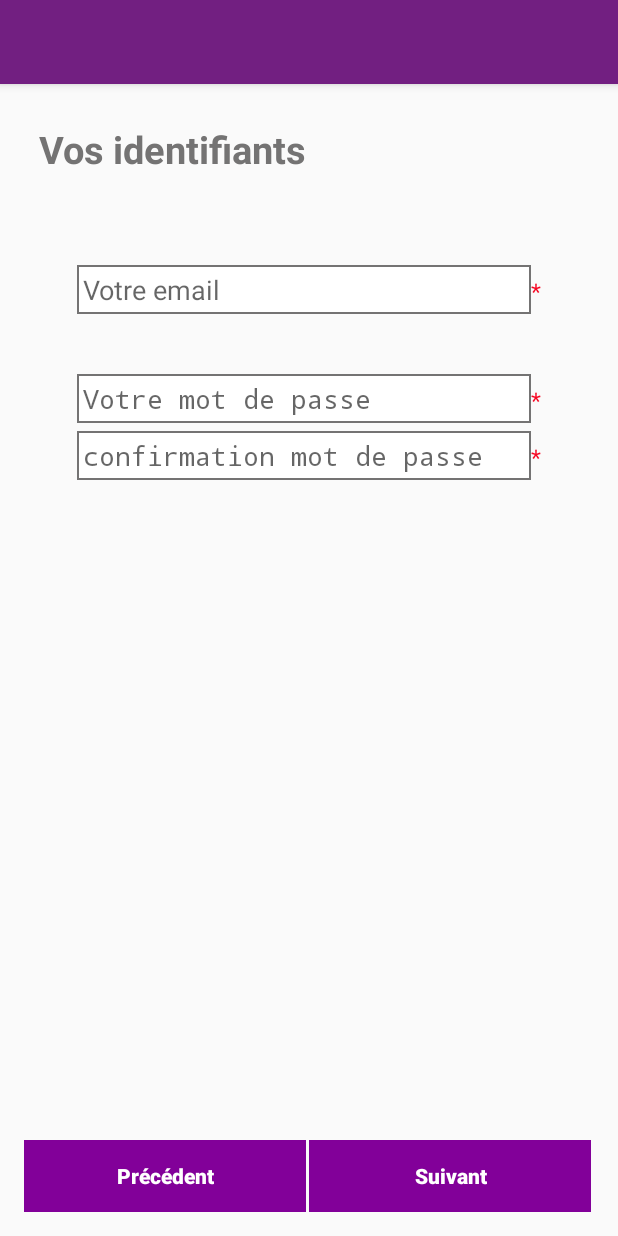
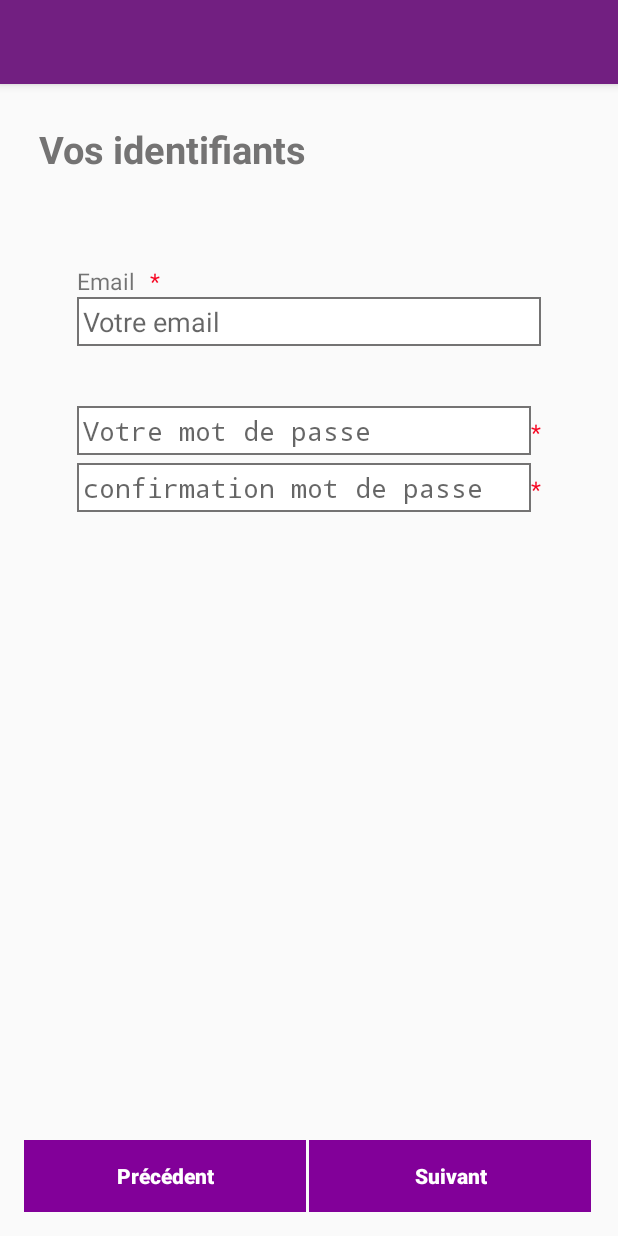
Before and after one commit to aliaspilote/ReaseauEMF_Android, an Android app: the screen it shows after launch (ProcessInscriptionActivity), after a tap on "ENREGISTREZ VOUS !", on a phone screen of 412 x 824 dp. Run offline under Robolectric (Android 15) with nearby library versions, the phone set to English and light mode, and no system bars.

```diff
--- a/app/build.gradle
+++ b/app/build.gradle
@@ -1,9 +1,9 @@
 apply plugin: 'com.android.application'
+//apply plugin: 'com.android.databinding'
 
 android {
     compileSdkVersion 23
     buildToolsVersion "23.0.1"
-
     defaultConfig {
         applicationId "com.emf_asso.bdd.reseau"
         minSdkVersion 14
@@ -20,6 +20,7 @@ android {
 }
 
 dependencies {
+    compile 'com.android.databinding:dataBinder:1.+'
     compile fileTree(dir: 'libs', include: ['*.jar'])
     testCompile 'junit:junit:4.10'
     compile 'com.android.support:appcompat-v7:23.0.1'
--- a/app/src/main/res/layout/insription1.xml
+++ b/app/src/main/res/layout/insription1.xml
@@ -10,6 +10,8 @@
     android:paddingTop="@dimen/activity_vertical_margin"
     app:layout_behavior="@string/appbar_scrolling_view_behavior"
     tools:context=".MainActivity">
+
+    <!--<data></data>-->
 
     <LinearLayout
         android:layout_width="match_parent"
@@ -45,26 +47,40 @@
                 android:layout_width="match_parent"
                 android:layout_height="wrap_content"
                 android:layout_gravity="center"
-                android:orientation="horizontal"
+                android:orientation="vertical"
                 android:paddingTop="60dp">
 
+                <LinearLayout
+                    android:layout_width="match_parent"
+                    android:layout_height="wrap_content"
+                    android:layout_gravity="center"
+                    android:orientation="horizontal">
+
+                    <TextView
+                        android:layout_width="wrap_content"
+                        android:layout_height="wrap_content"
+                        android:text="@string/lbl_mail"
+                        android:textSize="15sp" />
+
+                    <TextView
+                        android:layout_width="wrap_content"
+                        android:layout_height="wrap_content"
+                        android:layout_marginLeft="10dp"
+                        android:text="@string/lbl_requiered"
+                        android:textColor="@color/rouge"
+                        android:textSize="15sp" />
+
+                </LinearLayout>
                 <EditText
                     android:id="@+id/editxt_ins_email"
                     style="@style/text_style"
-                    android:layout_width="0dp"
+                    android:layout_width="match_parent"
                     android:layout_height="wrap_content"
-                    android:layout_weight="1"
                     android:background="@drawable/text_border"
                     android:hint="@string/lbl_votre_mail"
                     android:inputType="textEmailAddress"
                     android:padding="4dp" />
 
-                <TextView
-                    android:layout_width="wrap_content"
-                    android:layout_height="wrap_content"
-                    android:text="@string/lbl_requiered"
-                    android:textColor="@color/rouge"
-                    android:textSize="15sp" />
 
             </LinearLayout>
 
@@ -128,5 +144,4 @@
 
 
     </LinearLayout>
-
 </RelativeLayout>
```
Also changed, not shown: 1 other file.
